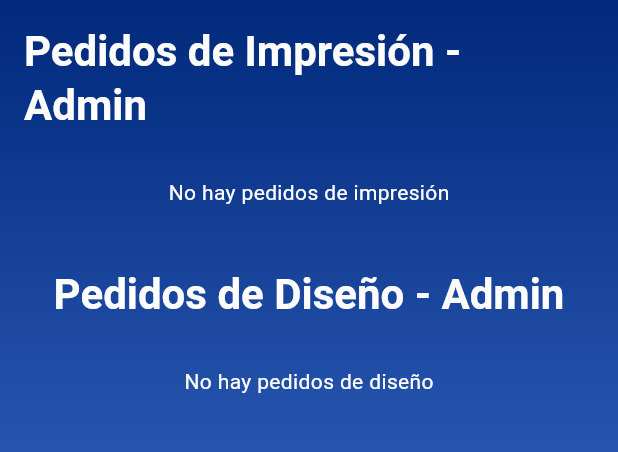
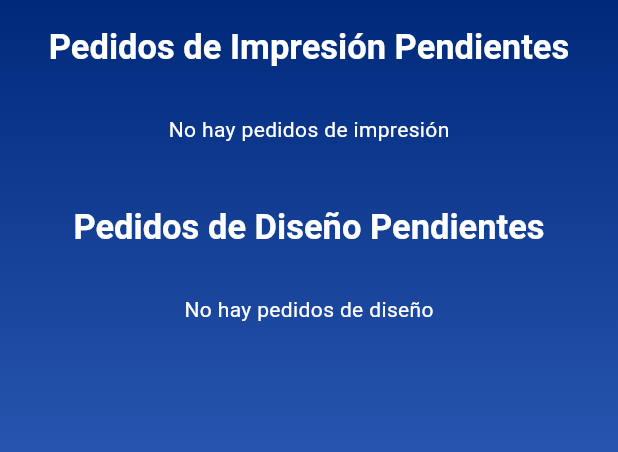
Before and after one commit to ChrisAlegria/Noi-Design, a Flutter app: the AdminPage screen opened by its route, on a phone screen of 412 x 824 dp, the part 84-536 px from its top. Run offline on Flutter 3.47's test engine with Material 3 defaults, Android fonts, the phone set to English and light mode, and no system bars; our stand-ins replace font_awesome_flutter; accounts and stored records are empty; network calls fail.

Commit message:
Update: Delete Option On Records Page/ Fix Text Titles On Admin Page

```diff
--- a/lib/pages/admin_page.dart
+++ b/lib/pages/admin_page.dart
@@ -84,8 +84,9 @@ class _AdminPageState extends State<AdminPage> {
                 crossAxisAlignment: CrossAxisAlignment.center,
                 children: [
                   Text(
-                    'Pedidos de Impresión - Admin',
+                    'Pedidos de Impresión Pendientes',
                     style: Theme.of(context).textTheme.headlineMedium?.copyWith(
+                          fontSize: 23,
                           color: Colors.white,
                           fontWeight: FontWeight.bold,
                         ),
@@ -186,8 +187,9 @@ class _AdminPageState extends State<AdminPage> {
                     ),
                   const SizedBox(height: 20),
                   Text(
-                    'Pedidos de Diseño - Admin',
+                    'Pedidos de Diseño Pendientes',
                     style: Theme.of(context).textTheme.headlineMedium?.copyWith(
+                          fontSize: 23,
                           color: Colors.white,
                           fontWeight: FontWeight.bold,
                         ),
```
Also changed, not shown: lib/pages/record_page.dart (+40 -0 lines).
